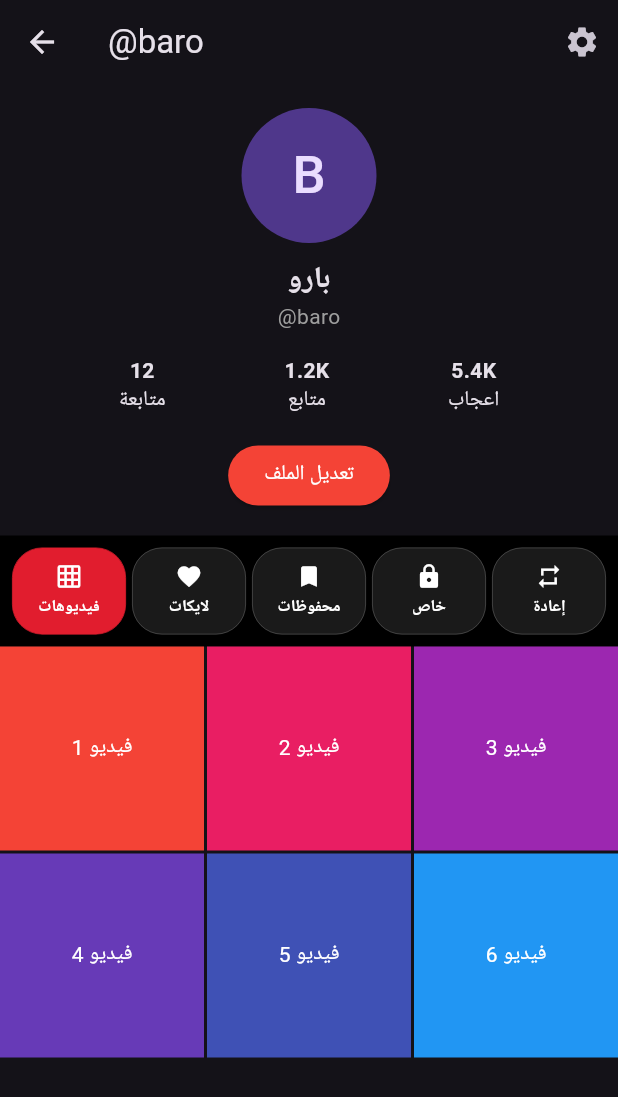
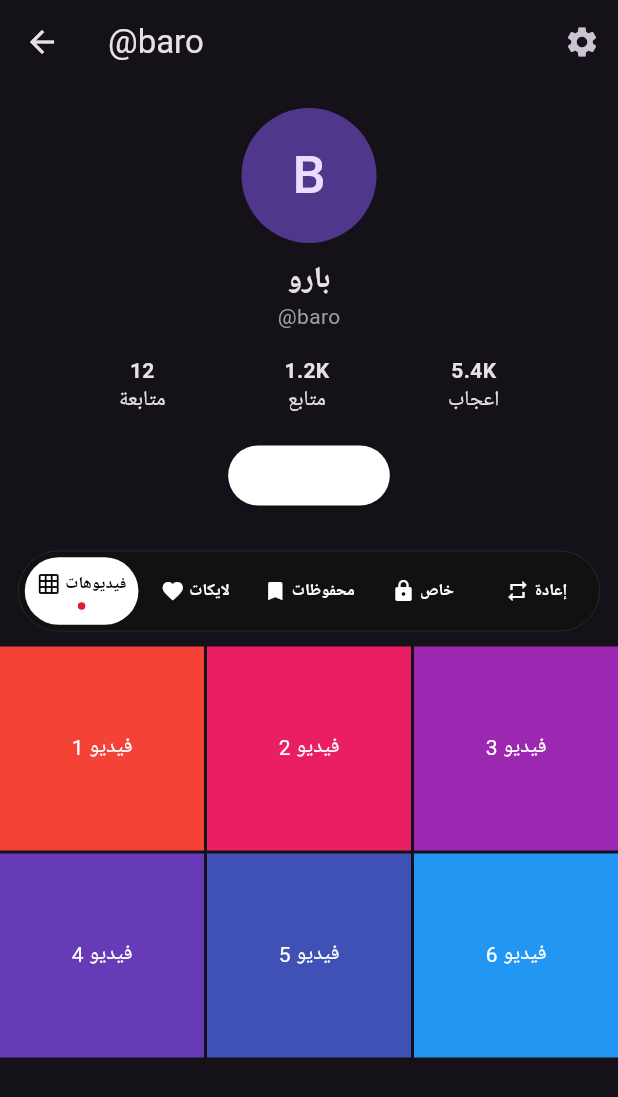
Before and after one commit to malhnyn871-a11y/luxy, a Flutter app: the ProfileScreen screen opened directly, on a phone screen of 412 x 824 dp. Shown: the top 1097 px of the screen. Run offline on Flutter 3.47's test engine with Material 3 defaults, Android fonts, the phone set to English and light mode, and no system bars.

Commit message:
Modern profile white black red

```diff
--- a/lib/main.dart
+++ b/lib/main.dart
@@ -338,7 +338,7 @@ class ProfileScreen extends StatelessWidget {
           ),
           const SizedBox(height: 16),
           ElevatedButton(
-            style: ElevatedButton.styleFrom(backgroundColor: Colors.red),
+            style: ElevatedButton.styleFrom(backgroundColor: Colors.white),
             onPressed: () {},
             child: const Text('تعديل الملف', style: TextStyle(color: Colors.white)),
           ),
@@ -490,6 +490,8 @@ void showCommentsSheet(BuildContext context) {
 
 
 
+
+
 class LuxyProfileTabs extends StatefulWidget {
   const LuxyProfileTabs({super.key});
   @override State<LuxyProfileTabs> createState() => _LuxyProfileTabsState();
@@ -504,9 +506,9 @@ class _LuxyProfileTabsState extends State<LuxyProfileTabs> {
     {'icon': Icons.repeat, 'label': 'إعادة'},
   ];
   @override Widget build(BuildContext context) {
-    return Container(color: Colors.black, padding: const EdgeInsets.symmetric(horizontal: 6, vertical: 8), child: Row(children: List.generate(tabs.length, (i) {
+    return Container(margin: const EdgeInsets.symmetric(horizontal: 12, vertical: 10), padding: const EdgeInsets.all(4), decoration: BoxDecoration(color: const Color(0xFF111111), borderRadius: BorderRadius.circular(30), border: Border.all(color: Colors.white12, width: 0.5)), child: Row(children: List.generate(tabs.length, (i) {
       bool active = selected == i;
-      return Expanded(child: GestureDetector(onTap: () { setState(() { selected = i; }); }, child: Container(margin: const EdgeInsets.symmetric(horizontal: 2), padding: const EdgeInsets.symmetric(vertical: 10), decoration: BoxDecoration(color: active ? const Color(0xFFE11D2E) : const Color(0xFF1A1A1A), borderRadius: BorderRadius.circular(20), border: Border.all(color: active ? const Color(0xFFE11D2E) : Colors.white24, width: 0.5)), child: Column(mainAxisSize: MainAxisSize.min, children: [Icon(tabs[i]['icon'], color: Colors.white, size: 18), const SizedBox(height: 3), Text(tabs[i]['label'], style: const TextStyle(color: Colors.white, fontWeight: FontWeight.bold, fontSize: 11))]))));
+      return Expanded(child: GestureDetector(onTap: () { setState(() { selected = i; }); }, child: Container(padding: const EdgeInsets.symmetric(vertical: 10, horizontal: 2), decoration: BoxDecoration(color: active ? Colors.white : Colors.transparent, borderRadius: BorderRadius.circular(26)), child: Column(mainAxisSize: MainAxisSize.min, children: [Row(mainAxisSize: MainAxisSize.min, children: [Icon(tabs[i]['icon'], color: active ? Colors.black : Colors.white, size: 16), const SizedBox(width: 3), Text(tabs[i]['label'], style: TextStyle(color: active ? Colors.black : Colors.white, fontWeight: FontWeight.bold, fontSize: 11))]), if (active) Container(margin: const EdgeInsets.only(top: 4), width: 5, height: 5, decoration: const BoxDecoration(color: Color(0xFFE11D2E), shape: BoxShape.circle))]))));
     })));
   }
 }
```
